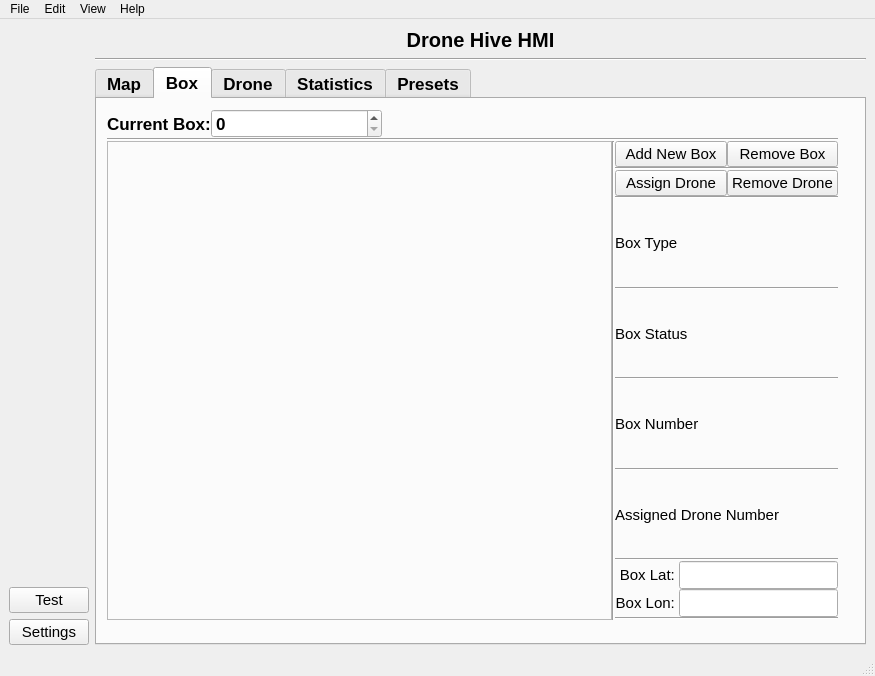
Old version of the form ros2_ws/src/hmi/ui/mainwindow.ui in the repository Samwise101/EiRT-AscenD-Robotics.
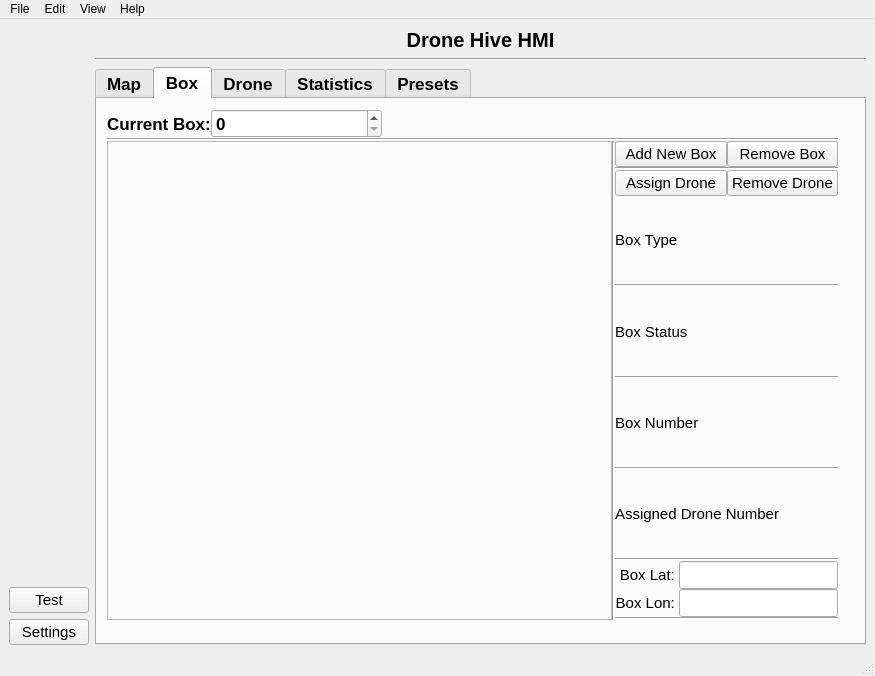
New version of the form. The open tabs and pages were chosen to show the change. Icons and pictures are not drawn.

The edit to the form file:
```diff
--- a/ros2_ws/src/hmi/ui/mainwindow.ui
+++ b/ros2_ws/src/hmi/ui/mainwindow.ui
@@ -347,7 +347,7 @@
                     </widget>
                    </item>
                    <item>
-                    <layout class="QVBoxLayout" name="box_information_layout">
+                    <layout class="QVBoxLayout" name="box_information_layout" stretch="10,0,0,0,0,0,0,0,0,0,0">
                      <item>
                       <layout class="QGridLayout" name="drone_button_layout">
                        <item row="0" column="1">
@@ -422,20 +422,6 @@
                          </property>
                         </widget>
                        </item>
-                       <item row="4" column="0">
-                        <widget class="Line" name="line_19">
-                         <property name="orientation">
-                          <enum>Qt::Horizontal</enum>
-                         </property>
-                        </widget>
-                       </item>
-                       <item row="4" column="1">
-                        <widget class="Line" name="line_20">
-                         <property name="orientation">
-                          <enum>Qt::Horizontal</enum>
-                         </property>
-                        </widget>
-                       </item>
                        <item row="1" column="0">
                         <widget class="Line" name="line_21">
                          <property name="orientation">
```
Left out of the diff: 49 changed lines with no effect on the pictures.
